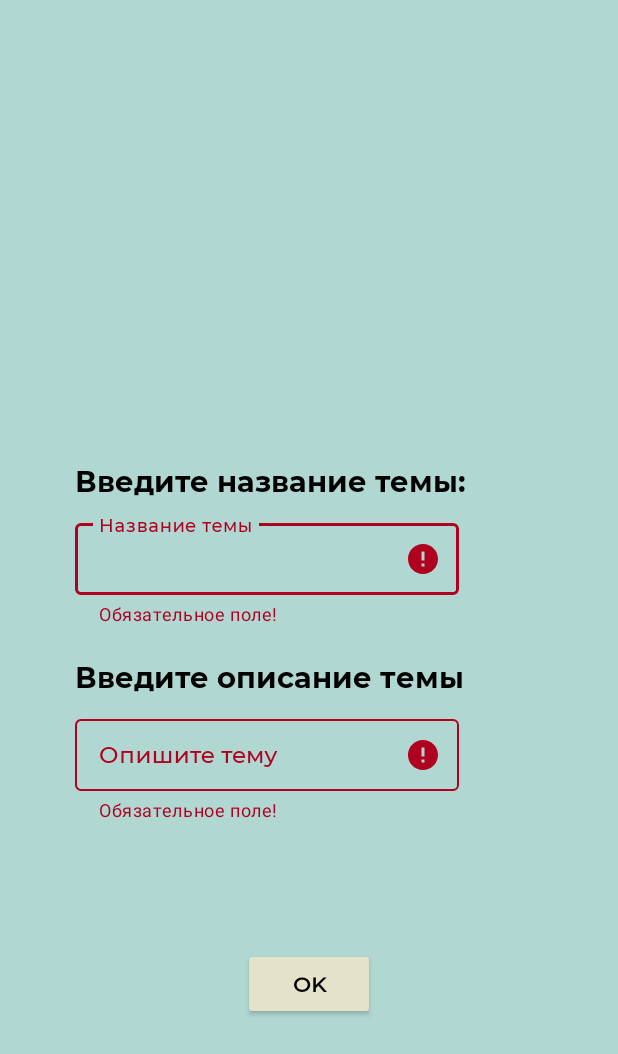
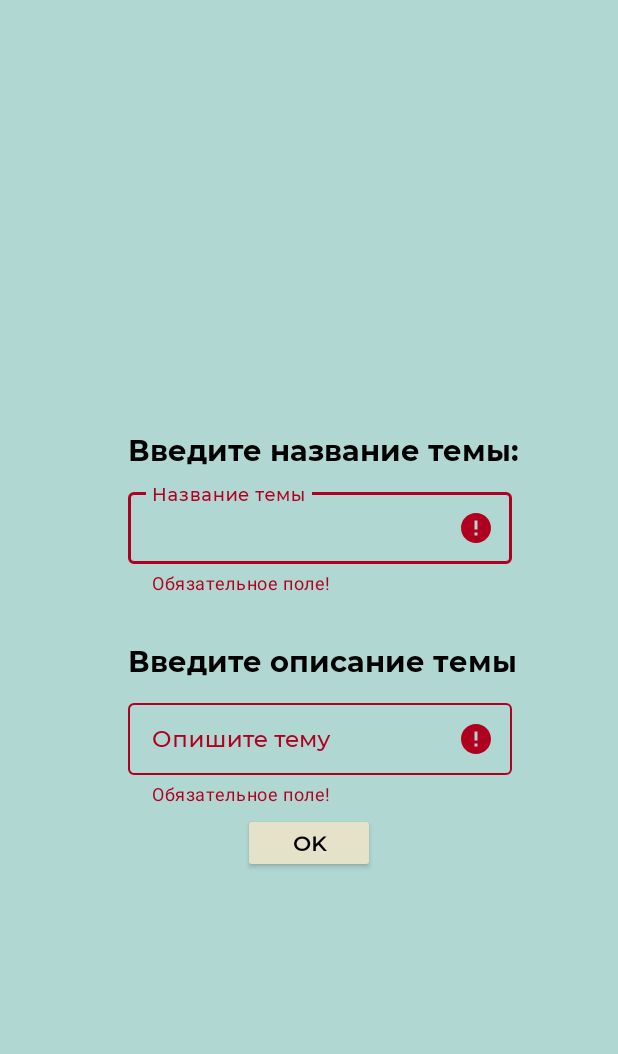
Before and after one commit to Soudagh/KidEng, an Android app: the AddThemeFragment screen opened directly, with no data from a screen before it, after a tap on "OK", on a phone screen of 412 x 824 dp. Shown: the top 1054 px of the screen. Run offline under Robolectric (Android 15) with nearby library versions, the phone set to English and light mode, and no system bars.

Commit message:
fragments

```diff
--- a/app/src/main/AndroidManifest.xml
+++ b/app/src/main/AndroidManifest.xml
@@ -14,8 +14,8 @@
         <activity android:name="com.example.kideng.ui.activities.WordActivity" />
         <activity android:name="com.example.kideng.ui.activities.GameActivity" />
         <activity android:name="com.example.kideng.ui.activities.FirstEntranceActivity" />
-        <activity android:name="com.example.kideng.ui.activities.AddWordActivity" />
-        <activity android:name="com.example.kideng.ui.activities.AddThemeActivity" />
+        <activity android:name="com.example.kideng.ui.activities.DictThemeActivity" />
+        <activity android:name="com.example.kideng.ui.activities.DictWordActivity" />
 
         <activity android:name="com.example.kideng.ui.activities.MainActivity"
             android:exported="true">
--- /dev/null
+++ b/app/src/main/java/com/example/kideng/ui/activities/DictThemeActivity.java
@@ -0,0 +1,30 @@
+package com.example.kideng.ui.activities;
+
+import android.content.Intent;
+import android.os.Bundle;
+
+import androidx.annotation.Nullable;
+import androidx.appcompat.app.AppCompatActivity;
+
+import com.example.kideng.R;
+import com.example.kideng.ui.fragments.dict.AddThemeFragment;
+
+public class DictThemeActivity extends AppCompatActivity {
+    @Override
+    protected void onCreate(@Nullable Bundle savedInstanceState) {
+        super.onCreate(savedInstanceState);
+        setContentView(R.layout.blank_fragment);
+        if (savedInstanceState == null) {
+            getSupportFragmentManager()
+                    .beginTransaction()
+                    .add(R.id.container_start, AddThemeFragment.newInstance())
+                    .commit();
+        }
+    }
+
+    public void onBack() {
+        Intent intent = new Intent(this, ChooseThemeActivity.class);
+        startActivity(intent);
+        finish();
+    }
+}
--- a/app/src/main/java/com/example/kideng/ui/activities/AddThemeActivity.java
+++ b/app/src/main/java/com/example/kideng/ui/fragments/dict/AddThemeFragment.java
@@ -1,37 +1,54 @@
-package com.example.kideng.ui.activities;
+package com.example.kideng.ui.fragments.dict;
 
-import android.content.Intent;
+import android.app.Activity;
 import android.os.Bundle;
+import android.view.LayoutInflater;
 import android.view.View;
+import android.view.ViewGroup;
+import android.widget.Button;
 
+import androidx.annotation.NonNull;
 import androidx.annotation.Nullable;
-import androidx.appcompat.app.AppCompatActivity;
+import androidx.fragment.app.Fragment;
 
 import com.example.kideng.App;
 import com.example.kideng.R;
 import com.example.kideng.db.AppDatabase;
 import com.example.kideng.db.dao.ThemeDao;
 import com.example.kideng.db.entities.Theme;
+import com.example.kideng.ui.activities.DictThemeActivity;
 import com.google.android.material.textfield.TextInputEditText;
 import com.google.android.material.textfield.TextInputLayout;
 
-public class AddThemeActivity extends AppCompatActivity {
+public class AddThemeFragment extends Fragment {
 
     private TextInputEditText textInputEditTextThemeNameEt;
     private TextInputEditText textInputEditTextThemeDescEt;
     private TextInputLayout textInputThemeNameLayout;
     private TextInputLayout textInputThemeDescLayout;
 
+    public static AddThemeFragment newInstance() {
+        AddThemeFragment fragment = new AddThemeFragment();
+        Bundle args = new Bundle();
+        fragment.setArguments(args);
+        return fragment;
+    }
+
     @Override
-    public void onCreate(@Nullable Bundle savedInstanceState) {
-        super.onCreate(savedInstanceState);
-        setContentView(R.layout.add_theme_activity);
+    public View onCreateView(@NonNull LayoutInflater inflater, ViewGroup container,
+                             Bundle savedInstanceState) {
+        return inflater.inflate(R.layout.add_theme_fragment, container, false);
+    }
 
-        textInputEditTextThemeNameEt = findViewById(R.id.textInputThemeNamedEt);
-        textInputEditTextThemeDescEt = findViewById(R.id.textInputThemeDescEt);
-        textInputThemeNameLayout = findViewById(R.id.textInputThemeNameLayout);
-        textInputThemeDescLayout = findViewById(R.id.textInputThemeDescLayout);
-
+    @Override
+    public void onViewCreated(@NonNull View view, @Nullable Bundle savedInstanceState) {
+        super.onViewCreated(view, savedInstanceState);
+        textInputEditTextThemeNameEt = view.findViewById(R.id.textInputThemeNamedEt);
+        textInputEditTextThemeDescEt = view.findViewById(R.id.textInputThemeDescEt);
+        textInputThemeNameLayout = view.findViewById(R.id.textInputThemeNameLayout);
+        textInputThemeDescLayout = view.findViewById(R.id.textInputThemeDescLayout);
+        Button button = view.findViewById(R.id.theme_bt);
+        button.setOnClickListener(this::addTheme);
     }
 
     public void addTheme(View view) {
@@ -50,13 +67,10 @@ public class AddThemeActivity extends AppCompatActivity {
             Theme theme = new Theme(String.valueOf(textInputEditTextThemeNameEt.getText()),
                     String.valueOf(textInputEditTextThemeDescEt.getText()));
             themeDao.insert(theme);
-            Intent intent = new Intent(this, ChooseThemeActivity.class);
-            startActivity(intent);
+            Activity activity = getActivity();
+            if (activity instanceof DictThemeActivity) {
+                ((DictThemeActivity)activity).onBack();
+            }
         }
     }
-
-    public void isEmpty() {
-
-    }
-
 }
--- a/app/src/main/java/com/example/kideng/ui/fragments/GameFragment.java
+++ b/app/src/main/java/com/example/kideng/ui/fragments/game/GameFragment.java
@@ -1,4 +1,4 @@
-package com.example.kideng.ui.fragments;
+package com.example.kideng.ui.fragments.game;
 
 import android.app.Activity;
 
@@ -20,8 +20,6 @@ import com.example.kideng.db.AppDatabase;
 import com.example.kideng.db.dao.WordDao;
 import com.example.kideng.db.entities.Word;
 import com.example.kideng.ui.activities.GameActivity;
-
-import java.util.Random;
 
 
 public class GameFragment extends Fragment {
--- a/app/src/main/java/com/example/kideng/ui/fragments/GameResultFragment.java
+++ b/app/src/main/java/com/example/kideng/ui/fragments/game/GameResultFragment.java
@@ -1,4 +1,4 @@
-package com.example.kideng.ui.fragments;
+package com.example.kideng.ui.fragments.game;
 
 import android.app.Activity;
 import android.os.Bundle;
--- a/app/src/main/java/com/example/kideng/ui/fragments/GameStartFragment.java
+++ b/app/src/main/java/com/example/kideng/ui/fragments/game/GameStartFragment.java
@@ -1,4 +1,4 @@
-package com.example.kideng.ui.fragments;
+package com.example.kideng.ui.fragments.game;
 
 import android.app.Activity;
 import android.os.Bundle;
--- a/app/src/main/java/com/example/kideng/ui/fragments/GameTextFragment.java
+++ b/app/src/main/java/com/example/kideng/ui/fragments/game/GameTextFragment.java
@@ -1,4 +1,4 @@
-package com.example.kideng.ui.fragments;
+package com.example.kideng.ui.fragments.game;
 
 import android.app.Activity;
 import android.os.Bundle;
--- a/app/src/main/res/layout/add_word_activity.xml
+++ b/app/src/main/res/layout/add_theme_fragment.xml
@@ -1,18 +1,18 @@
 <?xml version="1.0" encoding="utf-8"?>
-<androidx.constraintlayout.widget.ConstraintLayout xmlns:android="http://schemas.android.com/apk/res/android"
+<FrameLayout xmlns:android="http://schemas.android.com/apk/res/android"
     xmlns:app="http://schemas.android.com/apk/res-auto"
     android:layout_width="match_parent"
     android:layout_height="match_parent"
-    android:background="#B1D7D2">
+    android:background="#B1D7D2"
+    >
 
 
     <LinearLayout
         android:id="@+id/linearLayout2"
         android:layout_width="wrap_content"
         android:layout_height="wrap_content"
-        android:gravity="start"
+        android:layout_gravity="center"
         android:orientation="vertical"
-        app:layout_constraintBottom_toBottomOf="parent"
         app:layout_constraintEnd_toEndOf="parent"
         app:layout_constraintHorizontal_bias="0.0"
         app:layout_constraintStart_toStartOf="parent"
@@ -21,9 +21,7 @@
         <LinearLayout
             android:layout_width="wrap_content"
             android:layout_height="wrap_content"
-            android:layout_marginStart="30dp"
-            android:layout_marginTop="10dp"
-            android:layout_marginBottom="10dp"
+            android:layout_gravity="center"
             android:orientation="vertical">
 
             <TextView
@@ -31,56 +29,48 @@
                 android:layout_width="wrap_content"
                 android:layout_height="wrap_content"
                 android:layout_marginStart="20dp"
-                android:text="@string/input_english_translate"
+                android:text="Введите название темы:"
                 android:textSize="19sp"
                 android:textStyle="bold" />
 
             <com.google.android.material.textfield.TextInputLayout
-                android:id="@+id/textInputEngWordLayout"
+                android:id="@+id/textInputThemeNameLayout"
                 style="@style/Widget.MaterialComponents.TextInputLayout.OutlinedBox.Dense"
                 android:layout_width="256dp"
                 android:layout_height="wrap_content"
                 android:layout_marginStart="20dp"
                 android:layout_marginTop="10dp"
-                android:hint="@string/english_translate">
+                android:layout_marginBottom="30dp"
+                android:hint="Название темы">
 
                 <com.google.android.material.textfield.TextInputEditText
-                    android:id="@+id/textInputEngWordEt"
+                    android:id="@+id/textInputThemeNamedEt"
                     android:layout_width="256dp"
                     android:layout_height="wrap_content"
                     android:fontFamily="@font/montserrat_medium"
                     android:textSize="15sp" />
             </com.google.android.material.textfield.TextInputLayout>
 
-        </LinearLayout>
-
-        <LinearLayout
-            android:layout_width="wrap_content"
-            android:layout_height="wrap_content"
-            android:layout_marginStart="30dp"
-            android:layout_marginTop="10dp"
-            android:orientation="vertical">
-
             <TextView
                 style="@style/MyText"
                 android:layout_width="wrap_content"
                 android:layout_height="wrap_content"
                 android:layout_marginStart="20dp"
-                android:text="@string/input_russian_translate"
+                android:text="Введите описание темы"
                 android:textSize="19sp"
                 android:textStyle="bold" />
 
             <com.google.android.material.textfield.TextInputLayout
-                android:id="@+id/textInputRusWordLayout"
+                android:id="@+id/textInputThemeDescLayout"
                 style="@style/Widget.MaterialComponents.TextInputLayout.OutlinedBox.Dense"
                 android:layout_width="match_parent"
                 android:layout_height="wrap_content"
                 android:layout_marginStart="20dp"
                 android:layout_marginTop="10dp"
-                android:hint="@string/russian_translate">
+                android:hint="Опишите тему">
 
                 <com.google.android.material.textfield.TextInputEditText
-                    android:id="@+id/textInputRusWordEt"
+                    android:id="@+id/textInputThemeDescEt"
                     android:layout_width="256dp"
                     android:layout_height="wrap_content"
                     android:fontFamily="@font/montserrat_medium"
@@ -91,15 +81,17 @@
 
     <Button
         style="@style/MyButton"
-        android:onClick="additionWord"
+        android:id="@+id/theme_bt"
         android:layout_width="wrap_content"
-        android:layout_height="wrap_content"
-        android:layout_marginBottom="60dp"
+        android:layout_height="40dp"
+        android:layout_gravity="center"
+        android:layout_marginTop="150dp"
+        android:onClick="addTheme"
         android:text="@string/dialogBtn_ok"
-        app:layout_constraintBottom_toBottomOf="parent"
-        app:layout_constraintEnd_toEndOf="parent"
-        app:layout_constraintStart_toStartOf="parent"
+
         app:layout_constraintTop_toBottomOf="@+id/linearLayout2" />
 
 
-</androidx.constraintlayout.widget.ConstraintLayout>
+
+
+</FrameLayout>
--- a/app/src/main/res/layout/add_theme_activity.xml
+++ b/app/src/main/res/layout/add_word_fragment.xml
@@ -1,7 +1,6 @@
 <?xml version="1.0" encoding="utf-8"?>
 <androidx.constraintlayout.widget.ConstraintLayout xmlns:android="http://schemas.android.com/apk/res/android"
     xmlns:app="http://schemas.android.com/apk/res-auto"
-
     android:layout_width="match_parent"
     android:layout_height="match_parent"
     android:background="#B1D7D2">
@@ -25,15 +24,6 @@
             android:layout_marginStart="30dp"
             android:layout_marginTop="10dp"
             android:layout_marginBottom="10dp"
-            android:orientation="vertical" />
-
-
-        <LinearLayout
-            android:layout_width="wrap_content"
-            android:layout_height="wrap_content"
-            android:layout_marginStart="30dp"
-            android:layout_marginTop="10dp"
-            android:layout_marginBottom="10dp"
             android:orientation="vertical">
 
             <TextView
@@ -41,21 +31,21 @@
                 android:layout_width="wrap_content"
                 android:layout_height="wrap_content"
                 android:layout_marginStart="20dp"
-                android:text="Введите название темы:"
+                android:text="@string/input_english_translate"
                 android:textSize="19sp"
                 android:textStyle="bold" />
 
             <com.google.android.material.textfield.TextInputLayout
-                android:id="@+id/textInputThemeNameLayout"
+                android:id="@+id/textInputEngWordLayout"
                 style="@style/Widget.MaterialComponents.TextInputLayout.OutlinedBox.Dense"
                 android:layout_width="256dp"
                 android:layout_height="wrap_content"
                 android:layout_marginStart="20dp"
                 android:layout_marginTop="10dp"
-                android:hint="Название темы">
+                android:hint="@string/english_translate">
 
                 <com.google.android.material.textfield.TextInputEditText
-                    android:id="@+id/textInputThemeNamedEt"
+                    android:id="@+id/textInputEngWordEt"
                     android:layout_width="256dp"
                     android:layout_height="wrap_content"
                     android:fontFamily="@font/montserrat_medium"
@@ -76,21 +66,21 @@
                 android:layout_width="wrap_content"
                 android:layout_height="wrap_content"
                 android:layout_marginStart="20dp"
-                android:text="Введите описание темы"
+                android:text="@string/input_russian_translate"
                 android:textSize="19sp"
                 android:textStyle="bold" />
 
             <com.google.android.material.textfield.TextInputLayout
-                android:id="@+id/textInputThemeDescLayout"
+                android:id="@+id/textInputRusWordLayout"
                 style="@style/Widget.MaterialComponents.TextInputLayout.OutlinedBox.Dense"
                 android:layout_width="match_parent"
                 android:layout_height="wrap_content"
                 android:layout_marginStart="20dp"
                 android:layout_marginTop="10dp"
-                android:hint="Опишите тему">
+                android:hint="@string/russian_translate">
 
                 <com.google.android.material.textfield.TextInputEditText
-                    android:id="@+id/textInputThemeDescEt"
+                    android:id="@+id/textInputRusWordEt"
                     android:layout_width="256dp"
                     android:layout_height="wrap_content"
                     android:fontFamily="@font/montserrat_medium"
@@ -101,7 +91,8 @@
 
     <Button
         style="@style/MyButton"
-        android:onClick="addTheme"
+        android:id="@+id/word_bt"
+        android:onClick="additionWord"
         android:layout_width="wrap_content"
         android:layout_height="wrap_content"
         android:layout_marginBottom="60dp"
--- a/app/src/main/res/layout/game_fragment.xml
+++ b/app/src/main/res/layout/game_fragment.xml
@@ -4,7 +4,7 @@
     android:layout_width="match_parent"
     android:layout_height="match_parent"
     android:background="#B1D7D2"
-    tools:context=".ui.fragments.GameFragment">
+    tools:context=".ui.fragments.game.GameFragment">
 
 
     <TextView
--- a/app/src/main/res/layout/game_fragment_start.xml
+++ b/app/src/main/res/layout/game_fragment_start.xml
@@ -4,7 +4,7 @@
     android:layout_width="match_parent"
     android:layout_height="match_parent"
     android:background="#B1D7D2"
-    tools:context=".ui.fragments.GameStartFragment">
+    tools:context=".ui.fragments.game.GameStartFragment">
 
     <TextView
         style="@style/MyText"
--- a/app/src/main/res/layout/game_result_fragment.xml
+++ b/app/src/main/res/layout/game_result_fragment.xml
@@ -5,7 +5,7 @@
     android:layout_width="match_parent"
     android:layout_height="match_parent"
     android:background="#B1D7D2"
-    tools:context=".ui.fragments.GameStartFragment">
+    tools:context=".ui.fragments.game.GameStartFragment">
 
     <LinearLayout
         android:layout_width="wrap_content"
--- a/app/src/main/res/layout/game_text_fragment.xml
+++ b/app/src/main/res/layout/game_text_fragment.xml
@@ -4,7 +4,7 @@
     android:layout_width="match_parent"
     android:layout_height="match_parent"
     android:background="#B1D7D2"
-    tools:context=".ui.fragments.GameTextFragment">
+    tools:context=".ui.fragments.game.GameTextFragment">
 
 
     <LinearLayout
```
Also changed, not shown: app/src/main/java/com/example/kideng/ui/activities/AddWordActivity.java (deleted, +0 -61 lines), app/src/main/java/com/example/kideng/ui/activities/ChooseThemeActivity.java (+8 -1 lines), app/src/main/java/com/example/kideng/ui/activities/DictWordActivity.java (added, +34 -0 lines), app/src/main/java/com/example/kideng/ui/activities/GameActivity.java (+5 -5 lines), app/src/main/java/com/example/kideng/ui/activities/WordActivity.java (+9 -7 lines), app/src/main/java/com/example/kideng/ui/fragments/dict/AddWordFragment.java (added, +93 -0 lines), app/src/main/res/layout/blank_fragment.xml (renamed from app/src/main/res/layout/game_activity.xml).
